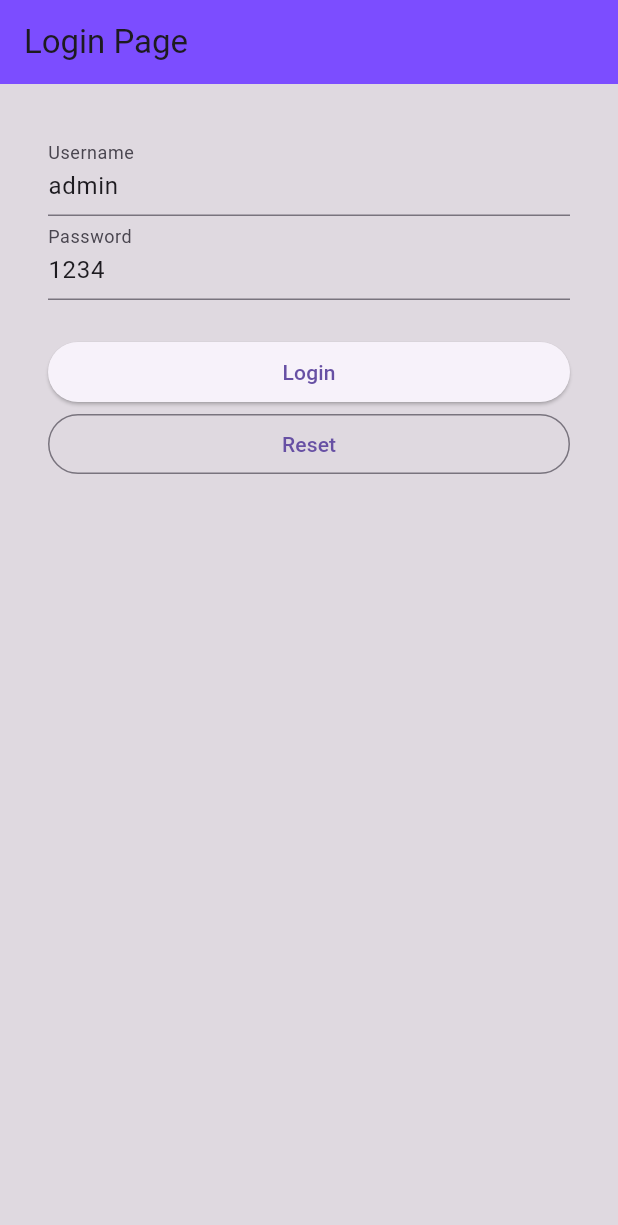
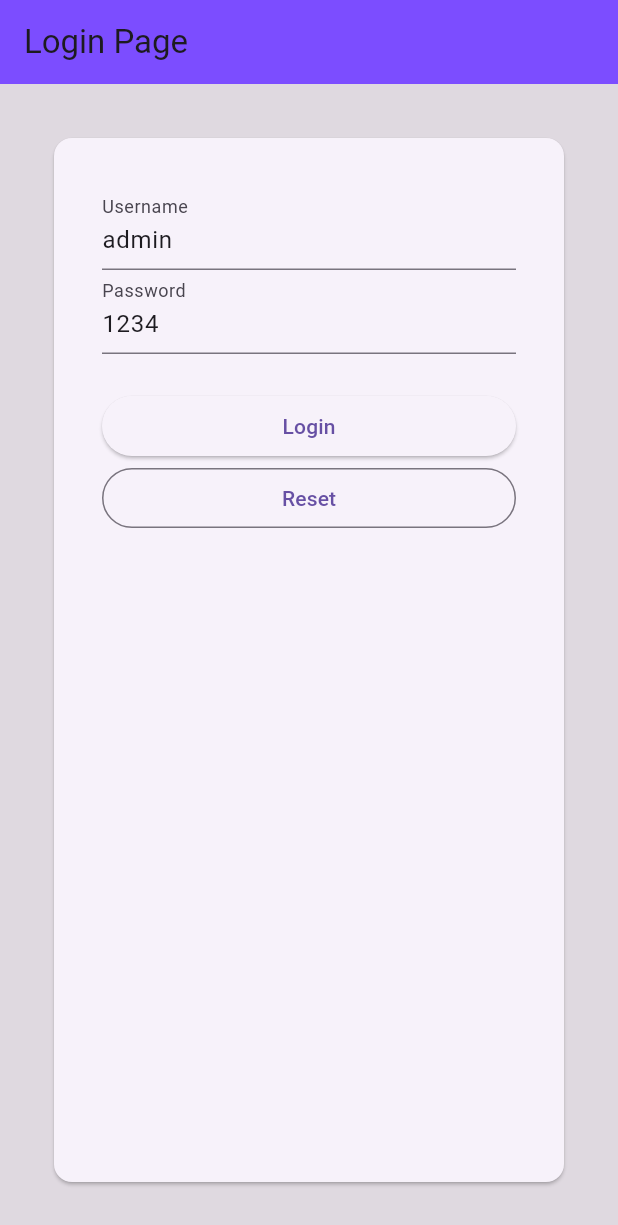
Before and after one commit to PacharaponK/Flutter_Learning, a Flutter app: the screen it shows after launch, on a phone screen of 412 x 824 dp. Shown: the top 1225 px of the screen. Run offline on Flutter 3.47's test engine with Material 3 defaults, Android fonts, the phone set to English and light mode, and no system bars.

Commit message:
decorate page

```diff
--- a/lib/src/pages/login/login_page.dart
+++ b/lib/src/pages/login/login_page.dart
@@ -10,7 +10,6 @@ class LoginPage extends StatefulWidget {
 class _LoginPageState extends State<LoginPage> {
   final _usernameController = TextEditingController();
   final _passwordController = TextEditingController();
-
 
   @override
   void initState() {
@@ -32,22 +31,22 @@ class _LoginPageState extends State<LoginPage> {
         child: Padding(
           // padding: const EdgeInsets.only(top: 32.0),
           padding: const EdgeInsets.all(32.0),
+          child: Card(
+            child: Container(
+              padding: const EdgeInsets.all(32.0),
+              height: double.infinity,
               child: Column(
                 crossAxisAlignment: CrossAxisAlignment.stretch,
+                mainAxisAlignment: MainAxisAlignment.start,
                 children: [
-              TextField(
-                controller: _usernameController,
-                decoration: InputDecoration(labelText: "Username"),
-              ),
-              TextField(
-                controller: _passwordController,
-                decoration: InputDecoration(labelText: "Password"),
-              ),
+                  ..._buildTextFields(),
                   SizedBox(
                     height: 24,
                   ),
-              ..._buildButtons()
+                  ..._buildButtons(),
                 ],
+              ),
+            ),
           ),
         ),
       ),
@@ -64,6 +63,19 @@ class _LoginPageState extends State<LoginPage> {
     _passwordController.text = "";
   }
 
+  _buildTextFields() {
+    return [
+      TextField(
+        controller: _usernameController,
+        decoration: InputDecoration(labelText: "Username"),
+      ),
+      TextField(
+        controller: _passwordController,
+        decoration: InputDecoration(labelText: "Password"),
+      ),
+    ];
+  }
+
   _buildButtons() {
     return [
       ElevatedButton(
```
Lines whose indentation alone changed are shown as unchanged.
